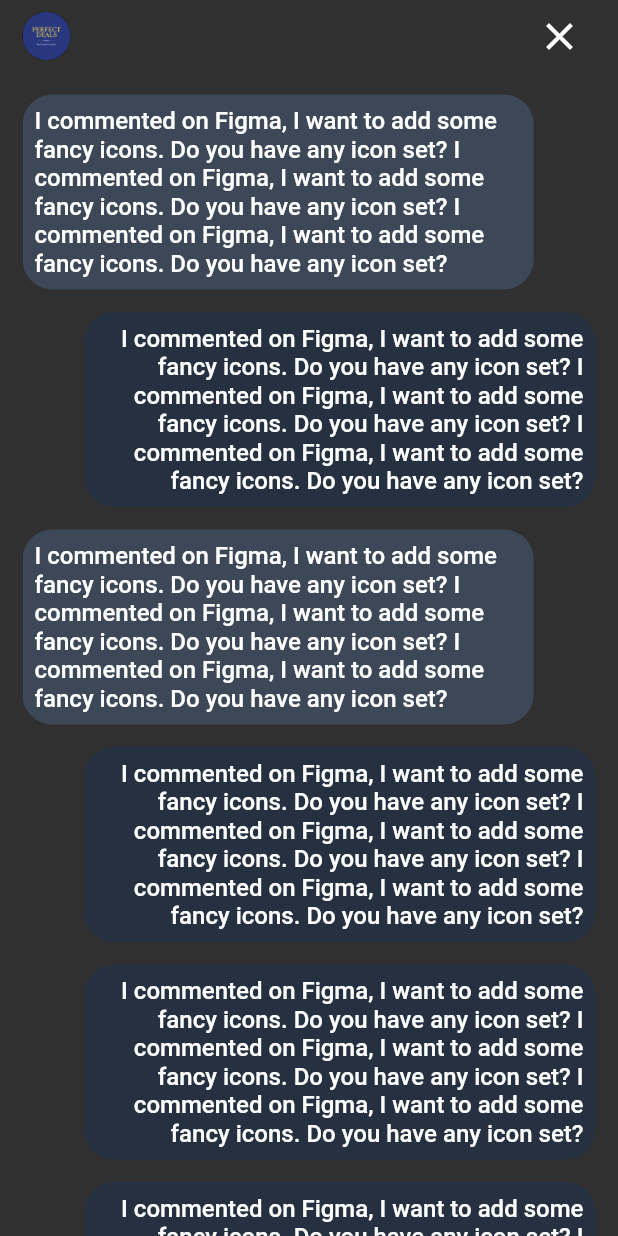
After one commit to albint3r/chatbot_flutter, a Flutter app: the ChatPage screen opened directly, on a phone screen of 412 x 824 dp. The commit adds this screen. Run offline on Flutter 3.47's test engine with Material 2 defaults, Android fonts, the phone set to English and light mode, and no system bars; our stand-ins replace auto_route, bloc, firebase_auth, firebase_core, flutter_bloc, freezed_annotation and 5 more; missing offline and left inert: flutter_config; accounts and stored records are empty; generated files the repository leaves out were written again; network calls fail.

Commit message:
Add chat box

```diff
--- a/lib/app.dart
+++ b/lib/app.dart
@@ -27,12 +27,12 @@ class App extends StatelessWidget {
             builder: (context, state) {
               if (state.user == null) {
                 return AppRouterDelegate.router(
-                  appRouter: getIt<RouterNoUsers>(),
+                  appRouter: routerNoUser,
                   context: context,
                 );
               }
               return AppRouterDelegate.router(
-                appRouter: getIt<AppRouter>(),
+                appRouter: appRouter,
                 context: context,
               );
             },
--- a/lib/src/presentation/chat/widgets/body_chat.dart
+++ b/lib/src/presentation/chat/widgets/body_chat.dart
@@ -1,10 +1,8 @@
-import 'package:auto_route/auto_route.dart';
 import 'package:flutter/material.dart';
-import 'package:flutter_bloc/flutter_bloc.dart';
-import 'package:gap/gap.dart';
 
-import '../../../application/auth/auth_bloc.dart';
-import '../../core/router/app_router.dart';
+import '../../core/widgets/app_close_bar.dart';
+import 'message_box.dart';
+import 'chat_container.dart';
 
 class BodyChat extends StatelessWidget {
   const BodyChat({
@@ -13,20 +11,15 @@ class BodyChat extends StatelessWidget {
 
   @override
   Widget build(BuildContext context) {
-    return Scaffold(
-      body: SizedBox(
+    return const SafeArea(
+      child: SizedBox(
         width: double.infinity,
         child: Column(
-          mainAxisAlignment: MainAxisAlignment.center,
           children: [
-            const Text('Chat body'),
-            TextButton(
-              onPressed: () {
-                context.read<AuthBloc>().add(const AuthEvent.signOut());
-              },
-              child: const Text('logout'),
-            ),
-            const Gap(20),
+            AppCloseBar(),
+            Expanded(
+              child: ChatContainer(),
+            )
           ],
         ),
       ),
--- /dev/null
+++ b/lib/src/presentation/chat/widgets/chat_container.dart
@@ -0,0 +1,27 @@
+import 'package:flutter/material.dart';
+
+import 'message_box.dart';
+
+class ChatContainer extends StatelessWidget {
+  const ChatContainer({super.key});
+
+  @override
+  Widget build(BuildContext context) {
+    return SizedBox(
+      width: double.infinity,
+      child: Padding(
+        padding: const EdgeInsets.symmetric(horizontal: 15),
+        child: ListView(
+          children: const [
+            MessageBox(),
+            MessageBox(isUserMsg: true),
+            MessageBox(),
+            MessageBox(isUserMsg: true),
+            MessageBox(isUserMsg: true),
+            MessageBox(isUserMsg: true),
+          ],
+        ),
+      ),
+    );
+  }
+}
--- /dev/null
+++ b/lib/src/presentation/chat/widgets/message_box.dart
@@ -0,0 +1,58 @@
+import 'package:flutter/material.dart';
+
+class MessageBox extends StatelessWidget {
+  const MessageBox({
+    super.key,
+    this.isUserMsg = false,
+  });
+
+  final bool isUserMsg;
+
+  TextAlign get _textAlign => isUserMsg ? TextAlign.right : TextAlign.left;
+
+  BoxDecoration _boxDecoration(ThemeData theme) {
+    final color = theme.colorScheme;
+    return BoxDecoration(
+      color: isUserMsg ? color.onSecondary : color.secondaryContainer,
+      borderRadius: const BorderRadius.all(
+        Radius.circular(20),
+      ),
+    );
+  }
+
+  EdgeInsets _getPadding(double width) {
+    const double widthPercentage = .10;
+    const double topPadding = 15;
+    if (isUserMsg) {
+      return EdgeInsets.only(
+        left: width * widthPercentage,
+        top: topPadding,
+      );
+    }
+    return EdgeInsets.only(
+      right: width * widthPercentage,
+      top: topPadding,
+    );
+  }
+
+  @override
+  Widget build(BuildContext context) {
+    final width = MediaQuery.of(context).size.width;
+    final theme = Theme.of(context);
+    return Padding(
+      padding: _getPadding(width),
+      child: Container(
+        width: width * .80,
+        decoration: _boxDecoration(theme),
+        child: Padding(
+          padding: const EdgeInsets.all(8.0),
+          child: Text(
+            'I commented on Figma, I want to add some fancy icons. Do you have any icon set? I commented on Figma, I want to add some fancy icons. Do you have any icon set? I commented on Figma, I want to add some fancy icons. Do you have any icon set?',
+            textAlign: _textAlign,
+            style: theme.textTheme.bodyLarge,
+          ),
+        ),
+      ),
+    );
+  }
+}
--- a/lib/src/presentation/core/router/app_router.dart
+++ b/lib/src/presentation/core/router/app_router.dart
@@ -1,6 +1,7 @@
 import 'package:auto_route/auto_route.dart';
 import 'package:injectable/injectable.dart';
 
+import '../../../../injectables.dart';
 import '../../chat/chat_page.dart';
 import '../../home/home_page.dart';
 import '../../sign_in/sign_in_page.dart';
@@ -8,8 +9,8 @@ import '../../sign_up/sign_up_page.dart';
 
 part 'app_router.gr.dart';
 
+final appRouter = AppRouter();
 
-@Injectable(as: _$AppRouter)
 @AutoRouterConfig()
 class AppRouter extends _$AppRouter {
   @override
--- a/lib/src/presentation/core/router/router_no_users.dart
+++ b/lib/src/presentation/core/router/router_no_users.dart
@@ -9,7 +9,8 @@ import '../../sign_up/sign_up_page.dart';
 
 part 'router_no_users.gr.dart';
 
-@Injectable(as: _$RouterNoUsers)
+final routerNoUser = RouterNoUsers();
+
 @AutoRouterConfig()
 class RouterNoUsers extends _$RouterNoUsers {
   @override
--- a/lib/src/presentation/core/theme/const_text_theme.dart
+++ b/lib/src/presentation/core/theme/const_text_theme.dart
@@ -21,7 +21,7 @@ abstract class ConstTextTheme {
           color: colorScheme.secondary,
         ),
         bodyLarge: const TextStyle(
-          fontSize: 14,
+          fontSize: 16,
         ),
         bodyMedium: const TextStyle(
           fontSize: 14,
--- /dev/null
+++ b/lib/src/presentation/core/widgets/app_close_bar.dart
@@ -0,0 +1,44 @@
+import 'package:auto_route/auto_route.dart';
+import 'package:flutter/material.dart';
+
+import '../../gen/assets.gen.dart';
+
+class AppCloseBar extends StatelessWidget {
+  const AppCloseBar({
+    this.img,
+    this.icon,
+    this.onPressed,
+    super.key,
+  });
+
+  final IconData? icon;
+  final ImageProvider<Object>? img;
+  final void Function()? onPressed;
+
+  void _close(BuildContext context) => context.router.pop();
+
+  @override
+  Widget build(BuildContext context) {
+    return Padding(
+      padding: const EdgeInsets.symmetric(
+        horizontal: 15,
+      ),
+      child: Row(
+        mainAxisAlignment: MainAxisAlignment.spaceBetween,
+        children: [
+          CircleAvatar(
+            backgroundImage: img ?? Assets.img.perfectDealsLogo.provider(),
+            radius: 16,
+          ),
+          IconButton(
+            onPressed: () => onPressed ?? _close(context),
+            icon: Icon(
+              icon ?? Icons.close,
+              size: 30,
+            ),
+          ),
+        ],
+      ),
+    );
+  }
+}
```
Also changed, not shown: lib/src/presentation/gen/assets.gen.dart (added, +101 -0 lines), pubspec.yaml (+16 -3 lines), assets/img/perfect-deals-logo.png (added), lib/injectables.config.dart, lib/src/presentation/chat/widgets/chat_text_field.dart (added), pubspec.lock.
